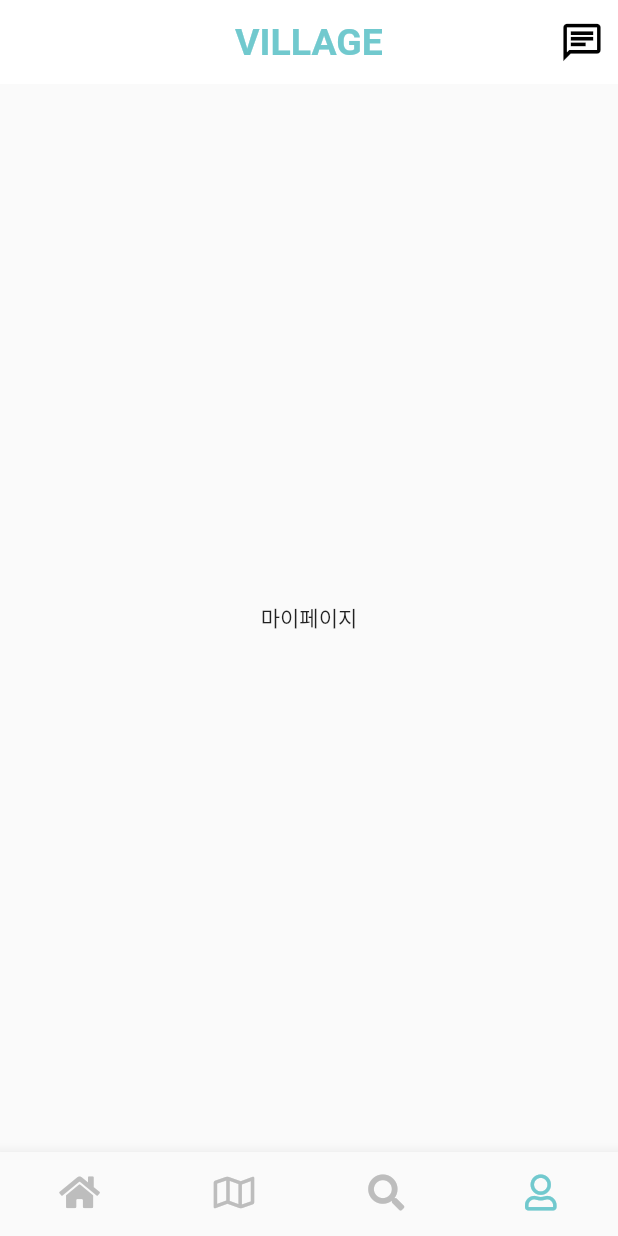
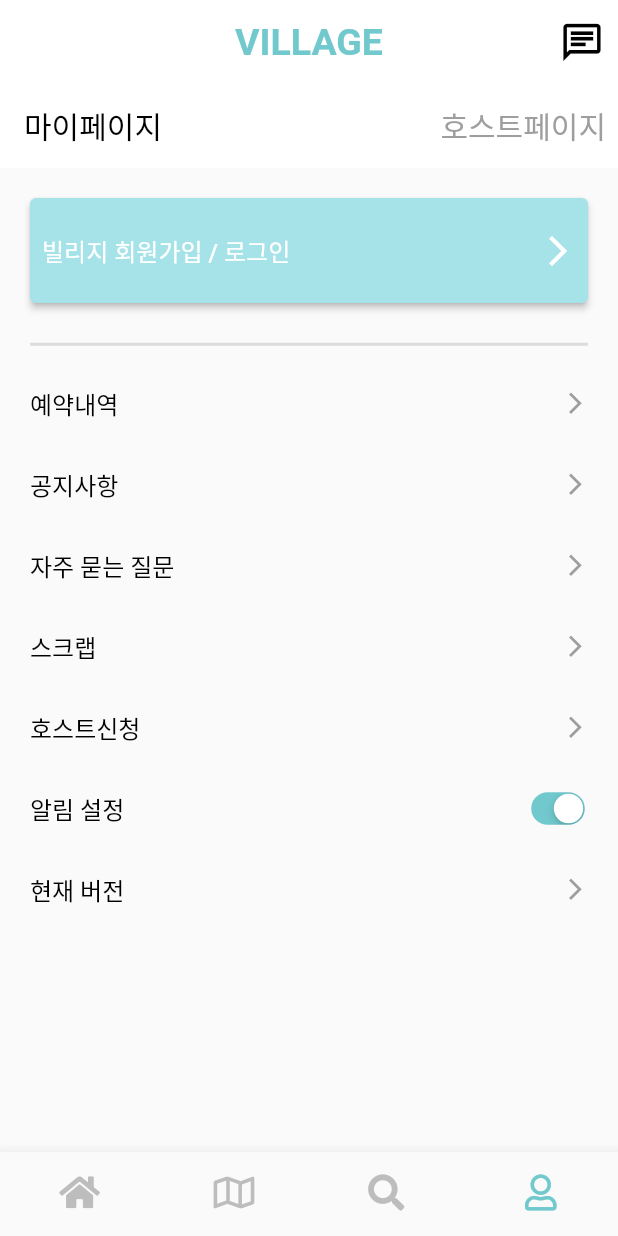
Before and after one commit to clean17/Village-Front-Project, a Flutter app: the MainPage screen opened directly, item 4 of the bottom bar chosen, on a phone screen of 412 x 824 dp. Run offline on Flutter 3.47's test engine with Material 2 defaults, Android fonts, the phone set to English and light mode, and no system bars; our stand-ins replace dio, flutter_riverpod, flutter_secure_storage, font_awesome_flutter, geolocator, google_maps_flutter and 3 more; missing offline and left inert: remedi_kopo; accounts and stored records are empty.

Commit message:
my_page 화면 구현

```diff
--- a/lib/main.dart
+++ b/lib/main.dart
@@ -48,6 +48,7 @@ import 'package:village/view/pages/common/login_page.dart';
 import 'package:village/view/pages/common/oauth_page.dart';
 import 'package:village/view/pages/common/splash_page.dart';
 import 'package:village/view/pages/main/main_page.dart';
+import 'package:village/view/pages/user/my_page.dart';
 import 'view/pages/common/notice_page.dart';
 import 'view/pages/user/my_tel_authorize_page.dart';
 
--- a/lib/view/pages/main/main_page.dart
+++ b/lib/view/pages/main/main_page.dart
@@ -2,6 +2,7 @@ import 'package:flutter/material.dart';
 import 'package:village/core/constants/color.dart';
 import 'package:village/view/pages/main/home_page.dart';
 import 'package:village/view/pages/main/widgets/custom_bottom_navigation_bar.dart';
+import 'package:village/view/pages/user/my_page.dart';
 import 'package:font_awesome_flutter/font_awesome_flutter.dart';
 import 'package:village/core/constants/color.dart';
 import 'package:village/core/constants/style.dart';
@@ -47,7 +48,7 @@ class _MainPageState extends State<MainPage> {
           HomePage(),
           Center(child: Text("내근처")),
           Center(child: Text("검색페이지")),
-          Center(child: Text("마이페이지")),
+          MyPage(),
         ],
       ),
       bottomNavigationBar: CustomBottomNavigationBar(
--- /dev/null
+++ b/lib/view/pages/user/my_page.dart
@@ -0,0 +1,135 @@
+import 'package:flutter/cupertino.dart';
+import 'package:flutter/material.dart';
+import 'package:village/core/constants/color.dart';
+import 'package:village/core/constants/style.dart';
+import 'package:village/view/pages/common/notice_page.dart';
+import 'package:village/view/pages/user/my_page_list.dart';
+import 'package:village/view/widgets/bottom_button.dart';
+
+class MyPage extends StatefulWidget {
+  const MyPage({Key? key}) : super(key: key);
+
+  @override
+  State<MyPage> createState() => _MyPageState();
+}
+
+class _MyPageState extends State<MyPage> {
+  bool valNotify = true;
+
+  onChangeFunction(bool newValue) {
+    setState(() {
+      valNotify = newValue;
+    });
+  }
+
+  @override
+  Widget build(BuildContext context) {
+    return Scaffold(
+      appBar: AppBar(
+        elevation: 0,
+        backgroundColor: Colors.white,
+        iconTheme: IconThemeData(color: Colors.black),
+        title: Text(
+          "마이페이지",
+          style: TextStyle(color: Colors.black),
+        ),
+        actions: [
+          TextButton(
+            onPressed: () {
+              print("호스트화면");
+            },
+            child: Text(
+              "호스트페이지",
+              style: TextStyle(fontSize: 20, color: Colors.grey),
+            ),
+          ),
+        ],
+      ),
+      body: Container(
+        padding: EdgeInsets.symmetric(horizontal: 20),
+        child: ListView(
+          children: [
+            Container(
+              decoration:
+                  BoxDecoration(borderRadius: BorderRadius.circular(16)),
+              height: 70,
+              margin: EdgeInsets.symmetric(vertical: 20),
+              child: ElevatedButton(
+                onPressed: () {},
+                style: ElevatedButton.styleFrom(
+                    padding: EdgeInsets.zero,
+                    backgroundColor: kPrimaryLightColor),
+                child: Padding(
+                  padding: const EdgeInsets.all(8.0),
+                  child: Row(
+                    mainAxisAlignment: MainAxisAlignment.spaceBetween,
+                    children: [
+                      Text(
+                        "빌리지 회원가입 / 로그인",
+                        style: mwhite_text,
+                      ),
+                      Icon(
+                        Icons.arrow_forward_ios,
+                        color: Colors.white,
+                      )
+                    ],
+                  ),
+                ),
+              ),
+            ),
+            Divider(height: 15, thickness: 2),
+            SizedBox(height: 20),
+            MyPageList(title: "예약내역", press: () {}),
+            SizedBox(height: 30),
+            MyPageList(
+                title: "공지사항",
+                press: () {
+                  Navigator.push(
+                      context,
+                      MaterialPageRoute(
+                        builder: (context) => NoticePage(),
+                      ));
+                }),
+            SizedBox(height: 30),
+            MyPageList(title: "자주 묻는 질문", press: () {}),
+            SizedBox(height: 30),
+            MyPageList(title: "스크랩", press: () {}),
+            SizedBox(height: 30),
+            MyPageList(title: "호스트신청", press: () {}),
+            SizedBox(height: 30),
+            NotificationOption("알림 설정", valNotify, onChangeFunction),
+            SizedBox(height: 30),
+            MyPageList(title: "현재 버전", press: () {}),
+          ],
+        ),
+      ),
+    );
+  }
+
+  Widget NotificationOption(String title, bool value, Function onChangeMethod) {
+    return Row(
+      mainAxisAlignment: MainAxisAlignment.spaceBetween,
+      children: [
+        Text(
+          title,
+          style: mblack_text,
+        ),
+        Transform.scale(
+          scale: 0.7,
+          child: SizedBox(
+            height: 20,
+            width: 40,
+            child: CupertinoSwitch(
+              activeColor: kPrimaryColor,
+              trackColor: Colors.grey,
+              value: value,
+              onChanged: (bool newValue) {
+                onChangeMethod(newValue);
+              },
+            ),
+          ),
+        ),
+      ],
+    );
+  }
+}
--- /dev/null
+++ b/lib/view/pages/user/my_page_list.dart
@@ -0,0 +1,28 @@
+import 'package:flutter/material.dart';
+import 'package:village/core/constants/style.dart';
+
+
+class MyPageList extends StatelessWidget {
+  const MyPageList({Key? key, required this.title, required this.press}) : super(key: key);
+
+  final String title;
+  final VoidCallback press;
+
+  @override
+  Widget build(BuildContext context) {
+    return InkWell(
+      onTap: press,
+      child: Row(
+        mainAxisAlignment: MainAxisAlignment.spaceBetween,
+        children: [
+          Text(title, style: mblack_text,),
+          Icon(
+            Icons.arrow_forward_ios,
+            color: Colors.grey,
+            size: 17,
+          ),
+        ],
+      ),
+    );
+  }
+}
```
Also changed, not shown: lib/view/pages/user/user.dart (deleted).
